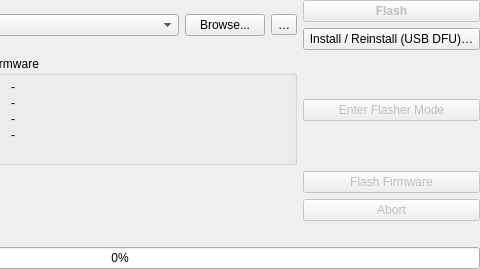
anpeaco/FreeJoyXConfiguratorQt, file src/widgets/adv-settings/flasher.ui: the form before one commit; both pictures show x 240 to 720 and y 0 to 269 of the 720 by 269 pixel window.
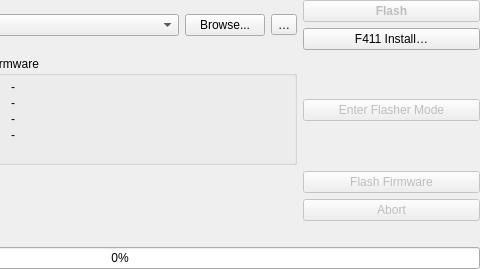
The form after the commit.

Commit message: DFU: relabel buttons (main tab 'F411 Install…', dialog 'Install')

Diff of the .ui file:
```diff
--- a/src/widgets/adv-settings/flasher.ui
+++ b/src/widgets/adv-settings/flasher.ui
@@ -232,7 +232,7 @@
         <string>&lt;p&gt;Install or reinstall the bootloader and application over USB DFU — no ST-Link or STM32CubeProgrammer needed. Use it for a blank chip, a corrupted bootloader, or to change firmware generation.&lt;/p&gt;&lt;p&gt;F411 (BlackPill) only; the board must be in DFU mode (BOOT0 + reset).&lt;/p&gt;</string>
        </property>
        <property name="text">
-        <string>Install / Reinstall (USB DFU)…</string>
+        <string>F411 Install…</string>
        </property>
       </widget>
      </item>
```
The commit also changes 1 other file.
